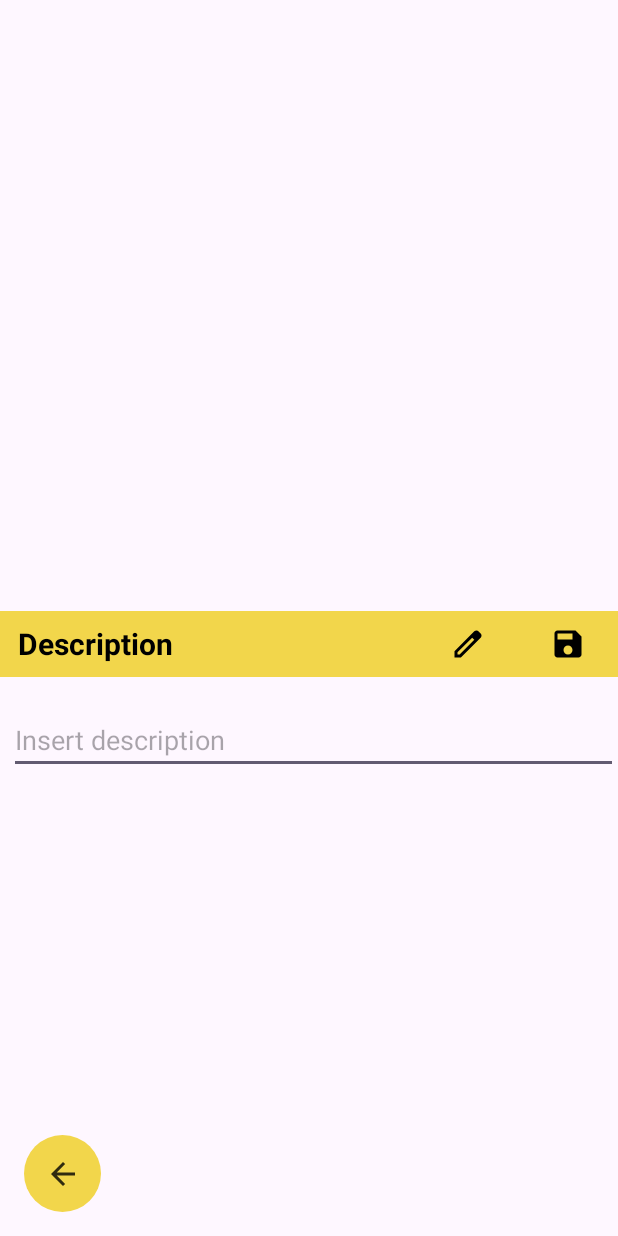
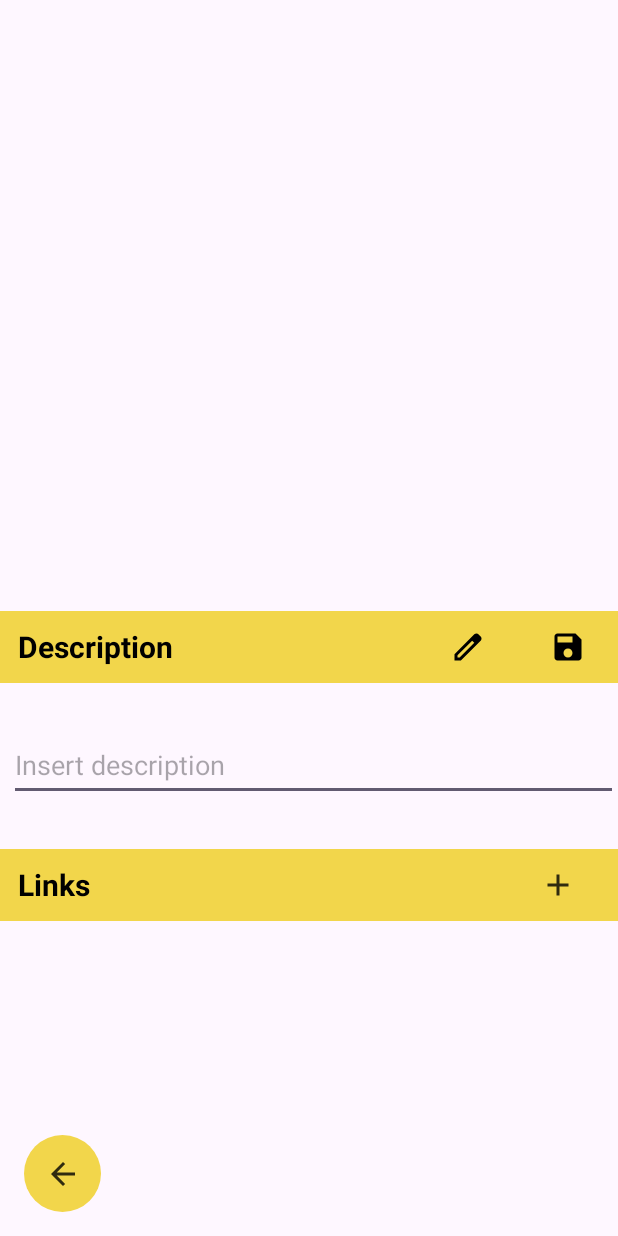
Before and after one commit to Tragyt/personalCodex, an Android app: the layout activity_entity.xml on its own in the app's theme, with its tools: preview values and no code run, on a phone screen of 412 x 824 dp. Run offline under Robolectric (Android 15) with nearby library versions, the phone set to English and light mode, and no system bars.

Commit message:
link picker

```diff
--- a/app/src/main/AndroidManifest.xml
+++ b/app/src/main/AndroidManifest.xml
@@ -24,7 +24,8 @@
         <activity android:name=".TemplatesActivity"/>
         <activity android:name=".TemplateActivity"/>
         <activity android:name=".CampaignActivity"/>
-        <activity android:name=".EntityActivity"/>
+        <activity android:name=".EntityActivity"
+            android:windowSoftInputMode="adjustPan"/>
     </application>
 
 </manifest>
--- a/app/src/main/java/programmazionemobile/esercizi/personalcodex/Adapters/CampaignsAdapter.java
+++ b/app/src/main/java/programmazionemobile/esercizi/personalcodex/Adapters/CampaignsAdapter.java
@@ -18,8 +18,8 @@ import java.util.ArrayList;
 import programmazionemobile.esercizi.personalcodex.CampaignActivity;
 import programmazionemobile.esercizi.personalcodex.Database.AsyncAccess.CampaignsAccess;
 import programmazionemobile.esercizi.personalcodex.Database.Entities.FD01_CAMPAIGNS;
+import programmazionemobile.esercizi.personalcodex.Helpers.CampaignsHelper;
 import programmazionemobile.esercizi.personalcodex.R;
-import programmazionemobile.esercizi.personalcodex.TemplateActivity;
 
 public class CampaignsAdapter extends RecyclerView.Adapter<CampaignsAdapter.ViewHolder> {
     private final ArrayList<FD01_CAMPAIGNS> dataSet;
@@ -66,6 +66,7 @@ public class CampaignsAdapter extends RecyclerView.Adapter<CampaignsAdapter.View
             Context context = holder.getCardView().getContext();
             Intent i = new Intent(context, CampaignActivity.class);
             i.putExtra("campaign", campaign);
+            i.putExtra("role", CampaignsHelper.CampaignRole.VIEW);
             activityResultLauncher.launch(i);
         });
     }
--- a/app/src/main/java/programmazionemobile/esercizi/personalcodex/Adapters/EntitiesAdapter.java
+++ b/app/src/main/java/programmazionemobile/esercizi/personalcodex/Adapters/EntitiesAdapter.java
@@ -19,7 +19,7 @@ import programmazionemobile.esercizi.personalcodex.R;
 
 public class EntitiesAdapter extends RecyclerView.Adapter<EntitiesAdapter.ItemViewHolder> {
 
-    private final ArrayList<FD03_ENTITIES> entities;
+    protected final ArrayList<FD03_ENTITIES> entities;
     private final ActivityResultLauncher<Intent> launcher;
 
     public EntitiesAdapter(ArrayList<FD03_ENTITIES> entities, ActivityResultLauncher<Intent> launcher) {
--- a/app/src/main/java/programmazionemobile/esercizi/personalcodex/Helpers/CampaignsHelper.java
+++ b/app/src/main/java/programmazionemobile/esercizi/personalcodex/Helpers/CampaignsHelper.java
@@ -41,4 +41,9 @@ public class CampaignsHelper {
             return section;
         }
     }
+
+    public enum CampaignRole{
+        VIEW,
+        NEW_LINK
+    }
 }
--- a/app/src/main/res/layout/activity_entity.xml
+++ b/app/src/main/res/layout/activity_entity.xml
@@ -1,16 +1,15 @@
 <?xml version="1.0" encoding="utf-8"?>
 <androidx.constraintlayout.widget.ConstraintLayout xmlns:android="http://schemas.android.com/apk/res/android"
+    xmlns:app="http://schemas.android.com/apk/res-auto"
     xmlns:tools="http://schemas.android.com/tools"
     android:layout_width="match_parent"
-    android:layout_height="match_parent"
-    xmlns:app="http://schemas.android.com/apk/res-auto">
+    android:layout_height="match_parent">
 
     <ScrollView
-        android:layout_height="match_parent"
-        android:layout_width="match_parent">
+        android:layout_width="match_parent"
+        android:layout_height="match_parent">
 
         <androidx.constraintlayout.widget.ConstraintLayout
-            xmlns:app="http://schemas.android.com/apk/res-auto"
             android:id="@+id/clEntity"
             android:layout_width="match_parent"
             android:layout_height="wrap_content">
@@ -41,6 +40,7 @@
                 app:layout_constraintTop_toBottomOf="@+id/imgEntity" />
 
             <LinearLayout
+                android:id="@+id/lytDescriptionEntity"
                 android:layout_width="match_parent"
                 android:layout_height="wrap_content"
                 android:layout_marginTop="32dp"
@@ -69,15 +69,16 @@
                     <ImageButton
                         android:id="@+id/btnEditDescription"
                         android:layout_width="0dp"
-                        android:layout_height="wrap_content"
+                        android:layout_height="48dp"
                         android:layout_weight="1"
                         android:backgroundTint="@android:color/transparent"
                         android:contentDescription="@string/btnEditDescription_description"
                         app:srcCompat="@drawable/ic_edit" />
+
                     <ImageButton
                         android:id="@+id/btnSaveDescription"
                         android:layout_width="0dp"
-                        android:layout_height="wrap_content"
+                        android:layout_height="48dp"
                         android:layout_weight="1"
                         android:backgroundTint="@android:color/transparent"
                         android:contentDescription="@string/btnEditDescription_description"
@@ -89,15 +90,59 @@
                     android:id="@+id/txtEntityDescription"
                     android:layout_width="match_parent"
                     android:layout_height="wrap_content"
-                    android:layout_marginStart="6dp"/>
+                    android:layout_marginStart="6dp"
+                    android:layout_marginTop="6dp"
+                    android:textSize="18sp" />
+
                 <EditText
                     android:id="@+id/txtEntityDescriptionEdit"
                     android:layout_width="match_parent"
                     android:layout_height="wrap_content"
+                    android:layout_marginStart="6dp"
+                    android:hint="@string/hintEntityDescription"
                     android:inputType="textMultiLine"
-                    android:hint="@string/hintEntityDescription"
-                    tools:ignore="Autofill"
-                    android:layout_marginStart="6dp"/>
+                    android:minHeight="48dp"
+                    tools:ignore="Autofill" />
+
+            </LinearLayout>
+
+            <LinearLayout
+                android:layout_width="match_parent"
+                android:layout_height="wrap_content"
+                android:layout_marginTop="32dp"
+                android:orientation="vertical"
+                app:layout_constraintEnd_toEndOf="parent"
+                app:layout_constraintStart_toStartOf="parent"
+                app:layout_constraintTop_toBottomOf="@+id/lytDescriptionEntity">
+
+                <LinearLayout
+                    android:layout_width="match_parent"
+                    android:layout_height="wrap_content"
+                    android:background="@color/yellow"
+                    android:gravity="center_vertical"
+                    android:orientation="horizontal">
+
+                    <TextView
+                        android:layout_width="0dp"
+                        android:layout_height="wrap_content"
+                        android:layout_marginStart="12dp"
+                        android:layout_weight="4"
+                        android:text="@string/txtLinks"
+                        android:textColor="@color/black"
+                        android:textSize="20sp"
+                        android:textStyle="bold" />
+
+                    <ImageButton
+                        android:id="@+id/btnAddLink"
+                        android:layout_width="0dp"
+                        android:layout_height="48dp"
+                        android:layout_weight="1"
+                        android:backgroundTint="@android:color/transparent"
+                        android:contentDescription="@string/btnAddLink_description"
+                        app:srcCompat="@drawable/ic_plus"
+                        app:tint="@color/black" />
+
+                </LinearLayout>
 
             </LinearLayout>
 
@@ -110,10 +155,10 @@
         android:layout_height="51dp"
         android:layout_marginStart="16dp"
         android:layout_marginBottom="16dp"
+        android:background="@drawable/roundcorner_yellow"
         android:contentDescription="@string/btnBack_description"
-        android:background="@drawable/roundcorner_yellow"
         app:layout_constraintBottom_toBottomOf="parent"
         app:layout_constraintStart_toStartOf="parent"
-        app:srcCompat="@drawable/ic_back"/>
+        app:srcCompat="@drawable/ic_back" />
 
 </androidx.constraintlayout.widget.ConstraintLayout>
--- a/app/src/main/res/values/strings.xml
+++ b/app/src/main/res/values/strings.xml
@@ -24,6 +24,7 @@
     <string name="imgEntity_description">Entity picture</string>
     <string name="icExpandable_description">expandable menu</string>
     <string name="btnEditDescription_description">enable edit description</string>
+    <string name="btnAddLink_description">add link</string>
 
     <string name="editTitle_dialog">edit title</string>
     <string name="btnConfirm_dialog">Confirm</string>
@@ -35,6 +36,7 @@
     <string name="txtDialogWarning">Warning</string>
     <string name="txtDialogWarningDeleteSection">Remove all section\'s children before</string>
     <string name="txtDescription">Description</string>
+    <string name="txtLinks">Links</string>
 
     <string name="hintEntityDescription">Insert description</string>
 </resources>
```
Also changed, not shown: app/src/main/java/programmazionemobile/esercizi/personalcodex/Adapters/CampaignSectionsAdapter.java (+50 -40 lines), app/src/main/java/programmazionemobile/esercizi/personalcodex/Adapters/Links/CampaingsSectionsNewLinkAdapter.java (added, +47 -0 lines), app/src/main/java/programmazionemobile/esercizi/personalcodex/Adapters/Links/EntitiesNewLinkAdapter.java (added, +38 -0 lines), app/src/main/java/programmazionemobile/esercizi/personalcodex/CampaignActivity.java (+17 -0 lines), app/src/main/java/programmazionemobile/esercizi/personalcodex/EntityActivity.java (+18 -0 lines), 2 other files.
